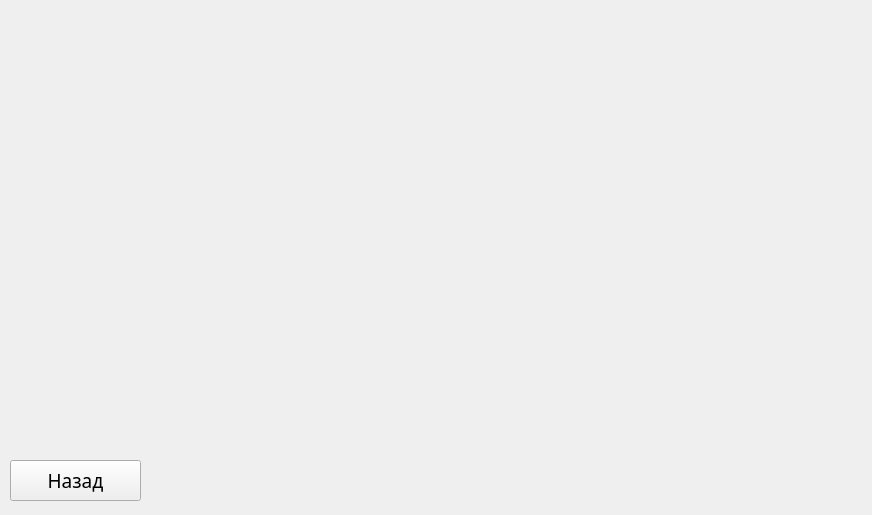
lapisgame/PythonLectures_QT_prototype, file LLearnPy/aboutform.ui: the form before one commit.
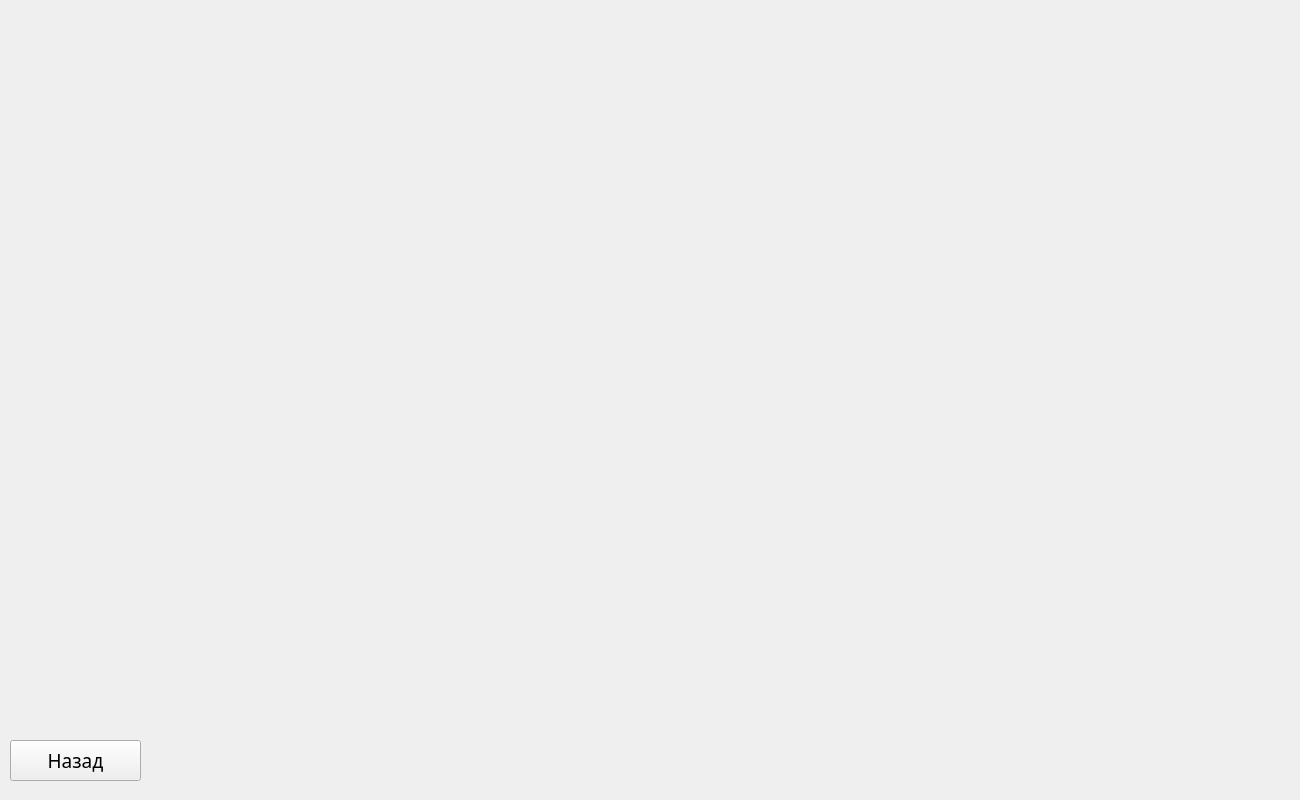
The form after the commit.

```diff
--- a/LLearnPy/aboutform.ui
+++ b/LLearnPy/aboutform.ui
@@ -6,8 +6,8 @@
    <rect>
     <x>0</x>
     <y>0</y>
-    <width>872</width>
-    <height>515</height>
+    <width>1300</width>
+    <height>800</height>
    </rect>
   </property>
   <property name="windowTitle">
@@ -17,7 +17,7 @@
    <property name="geometry">
     <rect>
      <x>10</x>
-     <y>460</y>
+     <y>740</y>
      <width>131</width>
      <height>41</height>
     </rect>
```
